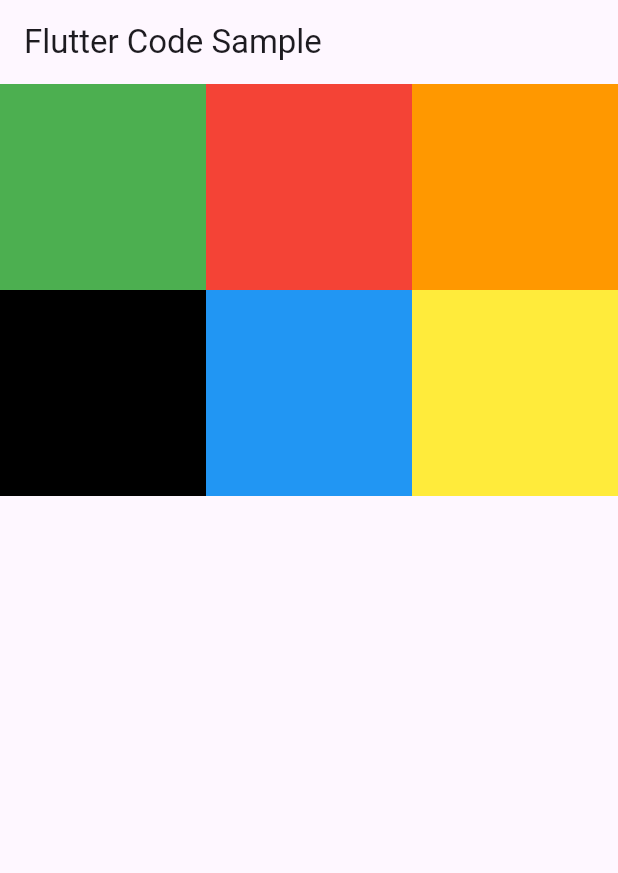
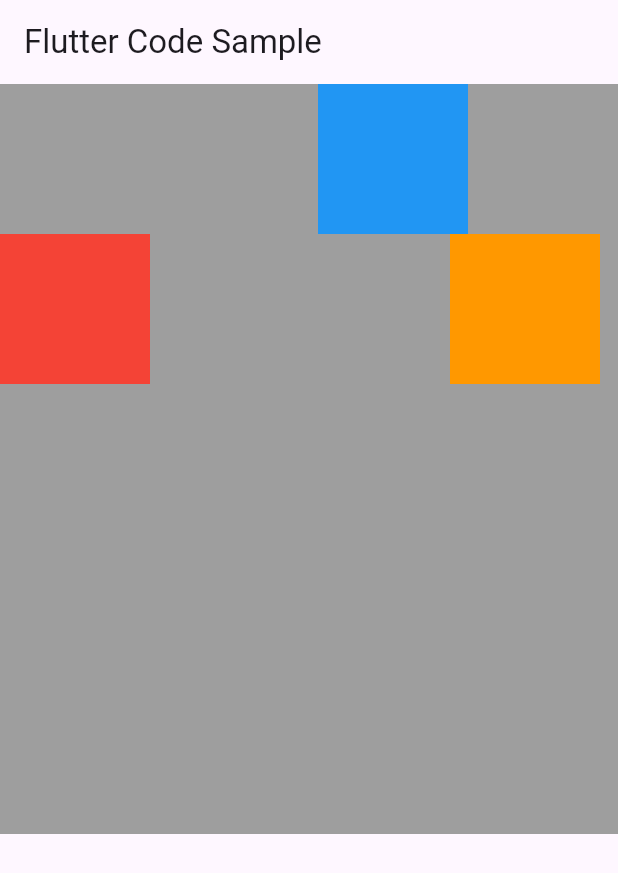
Before and after one commit to Latrevion/flutter_six_class, a Flutter app: the screen it shows after launch, on a phone screen of 412 x 824 dp. Shown: the top 873 px of the screen. Run offline on Flutter 3.47's test engine with Material 3 defaults, Android fonts, the phone set to English and light mode, and no system bars.

Commit message:
3.3.5.1 stack position

```diff
--- a/lib/main.dart
+++ b/lib/main.dart
@@ -314,24 +314,59 @@ class MyApp extends StatelessWidget {
   // }
 
   //3.3.5
+  // Widget getBody() {
+  //   final ColorList = [
+  //     Colors.green,
+  //     Colors.red,
+  //     Colors.orange,
+  //     Colors.black,
+  //     Colors.blue,
+  //     Colors.yellow,
+  //   ];
+  //
+  //   return GridView.builder(
+  //     shrinkWrap: true,
+  //     itemCount: 6,
+  //     gridDelegate:
+  //         const SliverGridDelegateWithFixedCrossAxisCount(crossAxisCount: 3),
+  //     itemBuilder: (context, index) {
+  //       return Container(color: ColorList[index]);
+  //     },
+  //   );
+  // }
+
+  //3.3.5.1 stack position
   Widget getBody() {
-    final ColorList = [
-      Colors.green,
-      Colors.red,
-      Colors.orange,
-      Colors.black,
-      Colors.blue,
-      Colors.yellow,
-    ];
-
-    return GridView.builder(
-      shrinkWrap: true,
-      itemCount: 6,
-      gridDelegate:
-          const SliverGridDelegateWithFixedCrossAxisCount(crossAxisCount: 3),
-      itemBuilder: (context, index) {
-        return Container(color: ColorList[index]);
-      },
+    return Container(
+      width: 500,
+      height: 500,
+      color: Colors.grey,
+      child: Stack(
+        children: [
+          Positioned(
+              top: 100,
+              child: Container(
+                width: 100,
+                height: 100,
+                color: Colors.red,
+              )),
+          Positioned(
+              right: 100,
+              child: Container(
+                width: 100,
+                height: 100,
+                color: Colors.blue,
+              )),
+          Positioned(
+              top: 100,
+              left: 300,
+              child: Container(
+                width: 100,
+                height: 100,
+                color: Colors.orange,
+              ))
+        ],
+      ),
     );
   }
 }
```
